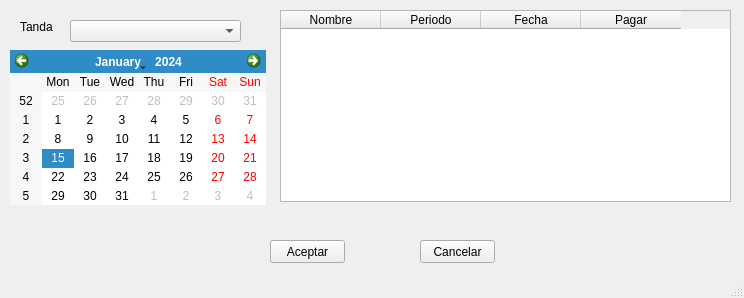
Before: the Qt Designer form Qt/forms/pagosView.ui in wdjimenez/tandasPython, drawn with Qt 5.
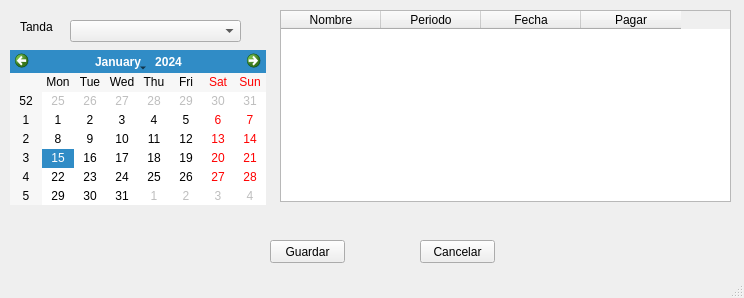
After: the same form once the commit is applied.

What changed in the file:
```diff
--- a/Qt/forms/pagosView.ui
+++ b/Qt/forms/pagosView.ui
@@ -49,7 +49,7 @@
      </rect>
     </property>
     <property name="text">
-     <string>Aceptar</string>
+     <string>Guardar</string>
     </property>
    </widget>
    <widget class="QPushButton" name="pushButtonCancel">
```
